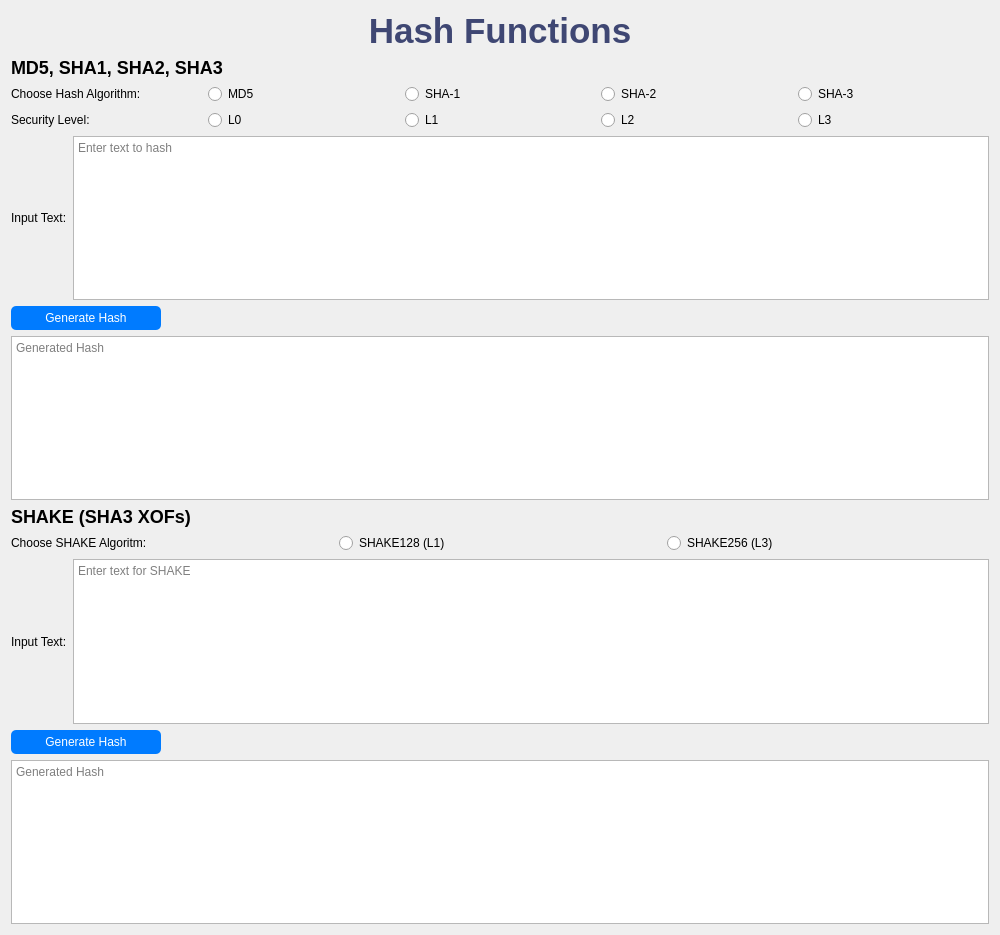
phn210/crypto-calcul, file src/frontend/wireframes/ui_hash.ui: the form before one commit.
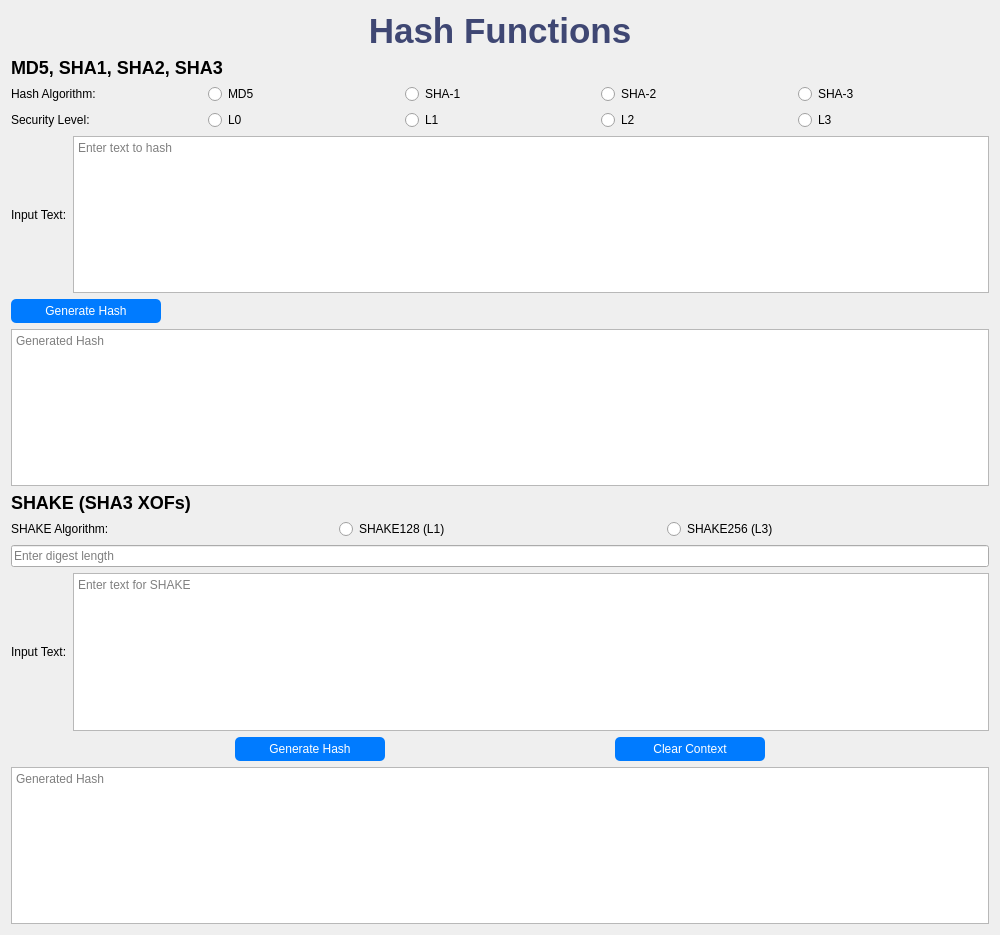
The form after the commit.

Patch:
```diff
--- a/src/frontend/wireframes/ui_hash.ui
+++ b/src/frontend/wireframes/ui_hash.ui
@@ -45,7 +45,7 @@
      <item>
       <widget class="QLabel" name="hashAlgorithmLabel">
        <property name="text">
-        <string>Choose Hash Algorithm:</string>
+        <string>Hash Algorithm:</string>
        </property>
       </widget>
      </item>
@@ -177,12 +177,6 @@
      <property name="text">
       <string>Generate Hash</string>
      </property>
-     <property name="checkable">
-      <bool>false</bool>
-     </property>
-     <property name="flat">
-      <bool>false</bool>
-     </property>
     </widget>
    </item>
    <item>
@@ -210,7 +204,7 @@
      <item>
       <widget class="QLabel" name="securityLevelShakeLabel">
        <property name="text">
-        <string>Choose SHAKE Algoritm:</string>
+        <string>SHAKE Algorithm:</string>
        </property>
       </widget>
      </item>
@@ -236,6 +230,13 @@
      </item>
     </layout>
    </item>
+   <item>
+    <widget class="QLineEdit" name="inputShakeLen">
+     <property name="placeholderText">
+      <string>Enter digest length</string>
+     </property>
+    </widget>
+   </item>
    <item>
     <layout class="QHBoxLayout" name="inputTextShakeLayout">
      <item>
@@ -255,6 +256,8 @@
     </layout>
    </item>
    <item>
+    <layout class="QHBoxLayout" name="shakeBtnLayout">
+     <item>
     <widget class="QPushButton" name="btnGenShake">
      <property name="maximumSize">
       <size>
@@ -269,6 +272,24 @@
       <string>Generate Hash</string>
      </property>
     </widget>
+     </item>
+     <item>
+      <widget class="QPushButton" name="btnClearShake">
+       <property name="maximumSize">
+        <size>
+         <width>150</width>
+         <height>30</height>
+        </size>
+       </property>
+       <property name="styleSheet">
+        <string>background-color: #007BFF; color: white; padding: 5px 10px; border-radius: 5px;</string>
+       </property>
+       <property name="text">
+        <string>Clear Context</string>
+       </property>
+      </widget>
+     </item>
+    </layout>
    </item>
    <item>
     <widget class="QTextEdit" name="outputShake">
```
Left out of the diff: 10 changed lines with no effect on the pictures. Lines whose indentation alone changed are shown as unchanged.
